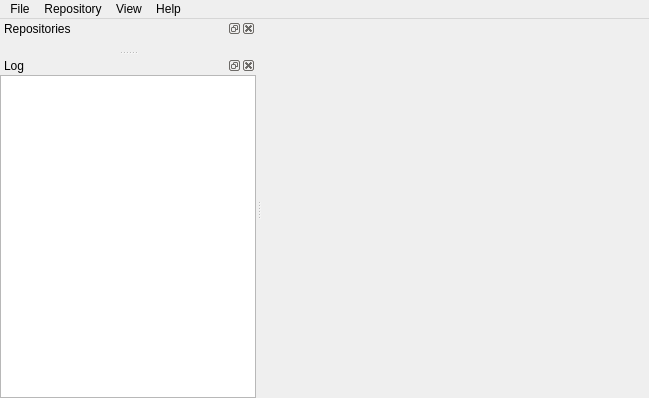
3drepo/3drepogui, file forms/repogui.ui: the form before one commit.
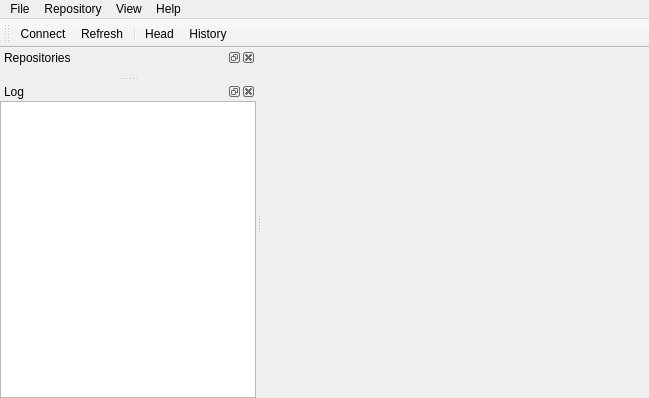
The form after the commit.

Commit message: Added connect dialog.

Diff of the .ui file:
```diff
--- a/forms/repogui.ui
+++ b/forms/repogui.ui
@@ -85,6 +85,37 @@
    <addaction name="menuView"/>
    <addaction name="menuHelp"/>
   </widget>
+  <widget class="QToolBar" name="glToolBar">
+   <property name="sizePolicy">
+    <sizepolicy hsizetype="Fixed" vsizetype="Fixed">
+     <horstretch>0</horstretch>
+     <verstretch>0</verstretch>
+    </sizepolicy>
+   </property>
+   <property name="windowTitle">
+    <string>OpenGL Toolbar</string>
+   </property>
+   <property name="iconSize">
+    <size>
+     <width>16</width>
+     <height>16</height>
+    </size>
+   </property>
+   <property name="toolButtonStyle">
+    <enum>Qt::ToolButtonTextBesideIcon</enum>
+   </property>
+   <attribute name="toolBarArea">
+    <enum>TopToolBarArea</enum>
+   </attribute>
+   <attribute name="toolBarBreak">
+    <bool>false</bool>
+   </attribute>
+   <addaction name="actionConnect"/>
+   <addaction name="actionRefresh"/>
+   <addaction name="separator"/>
+   <addaction name="actionHead"/>
+   <addaction name="actionHistory"/>
+  </widget>
   <widget class="QDockWidget" name="dockWidgetRepositories">
    <property name="windowTitle">
     <string>Repositories</string>
```
The commit also changes 6 other files.
